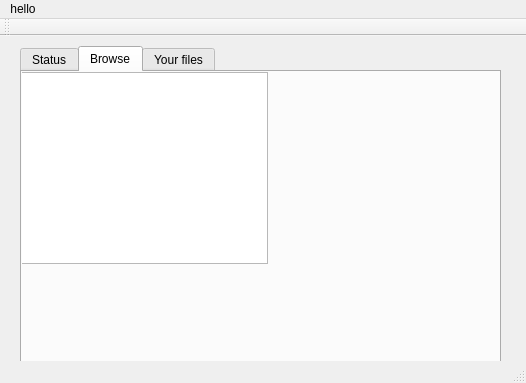
everystone/p2p, file qtClient/mainwindow.ui: the form before one commit.
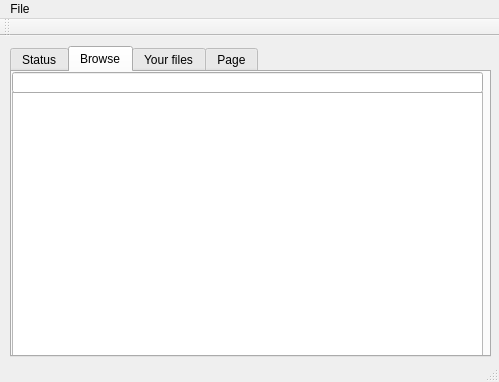
The form after the commit. The open tabs and pages were chosen to show the change.

What changed in the file:
```diff
--- a/qtClient/mainwindow.ui
+++ b/qtClient/mainwindow.ui
@@ -6,8 +6,8 @@
    <rect>
     <x>0</x>
     <y>0</y>
-    <width>526</width>
-    <height>383</height>
+    <width>499</width>
+    <height>382</height>
    </rect>
   </property>
   <property name="windowTitle">
@@ -17,10 +17,10 @@
    <widget class="QTabWidget" name="tabWidget">
     <property name="geometry">
      <rect>
-      <x>20</x>
+      <x>10</x>
       <y>10</y>
       <width>481</width>
-      <height>321</height>
+      <height>311</height>
      </rect>
     </property>
     <property name="currentIndex">
@@ -61,10 +61,20 @@
      <widget class="QTreeView" name="treeView">
       <property name="geometry">
        <rect>
-        <x>-10</x>
+        <x>0</x>
+        <y>20</y>
+        <width>471</width>
+        <height>271</height>
+       </rect>
+      </property>
+     </widget>
+     <widget class="QLineEdit" name="lineEdit">
+      <property name="geometry">
+       <rect>
+        <x>0</x>
         <y>0</y>
-        <width>256</width>
-        <height>192</height>
+        <width>471</width>
+        <height>21</height>
        </rect>
       </property>
      </widget>
@@ -74,6 +84,11 @@
       <string>Your files</string>
      </attribute>
     </widget>
+    <widget class="QWidget" name="tab_4">
+     <attribute name="title">
+      <string>Page</string>
+     </attribute>
+    </widget>
    </widget>
   </widget>
   <widget class="QMenuBar" name="menuBar">
@@ -81,16 +96,16 @@
     <rect>
      <x>0</x>
      <y>0</y>
-     <width>526</width>
+     <width>499</width>
      <height>21</height>
     </rect>
    </property>
-   <widget class="QMenu" name="menuHello">
+   <widget class="QMenu" name="mainMenu">
     <property name="title">
-     <string>hello</string>
+     <string>File</string>
     </property>
    </widget>
-   <addaction name="menuHello"/>
+   <addaction name="mainMenu"/>
   </widget>
   <widget class="QToolBar" name="mainToolBar">
    <attribute name="toolBarArea">
```
Left out of the diff: 25 changed lines with no effect on the pictures.
